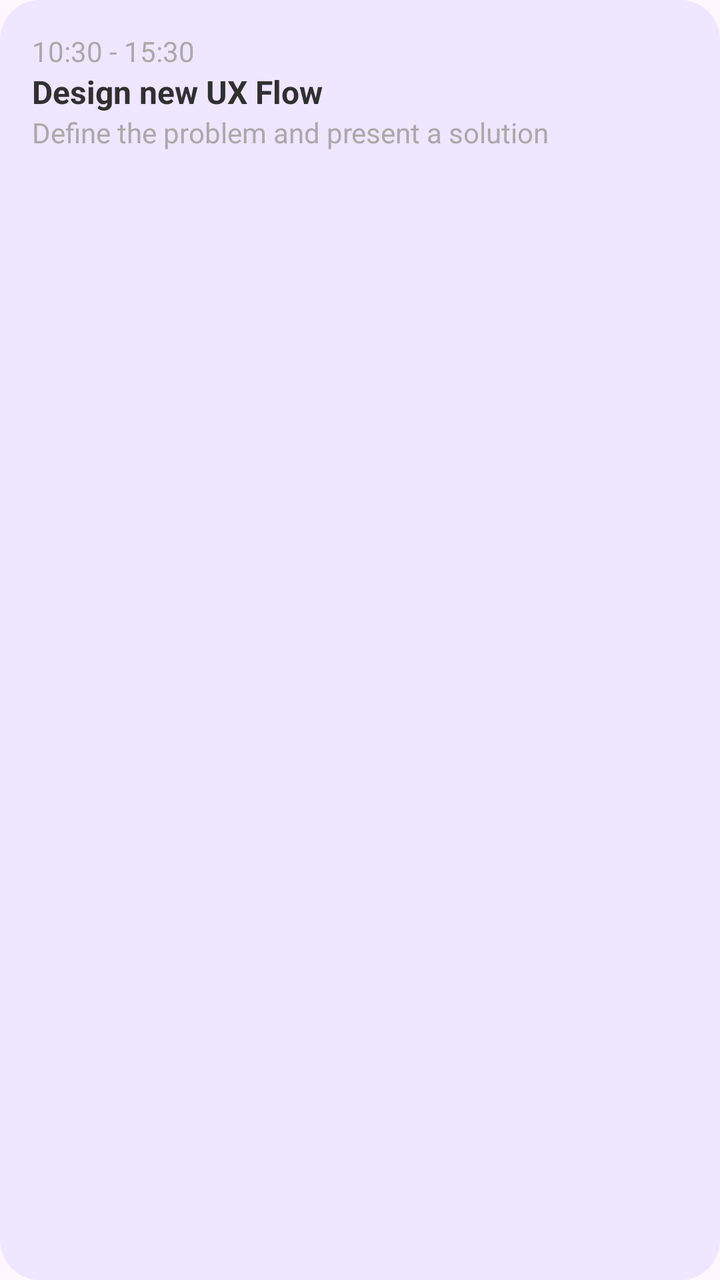
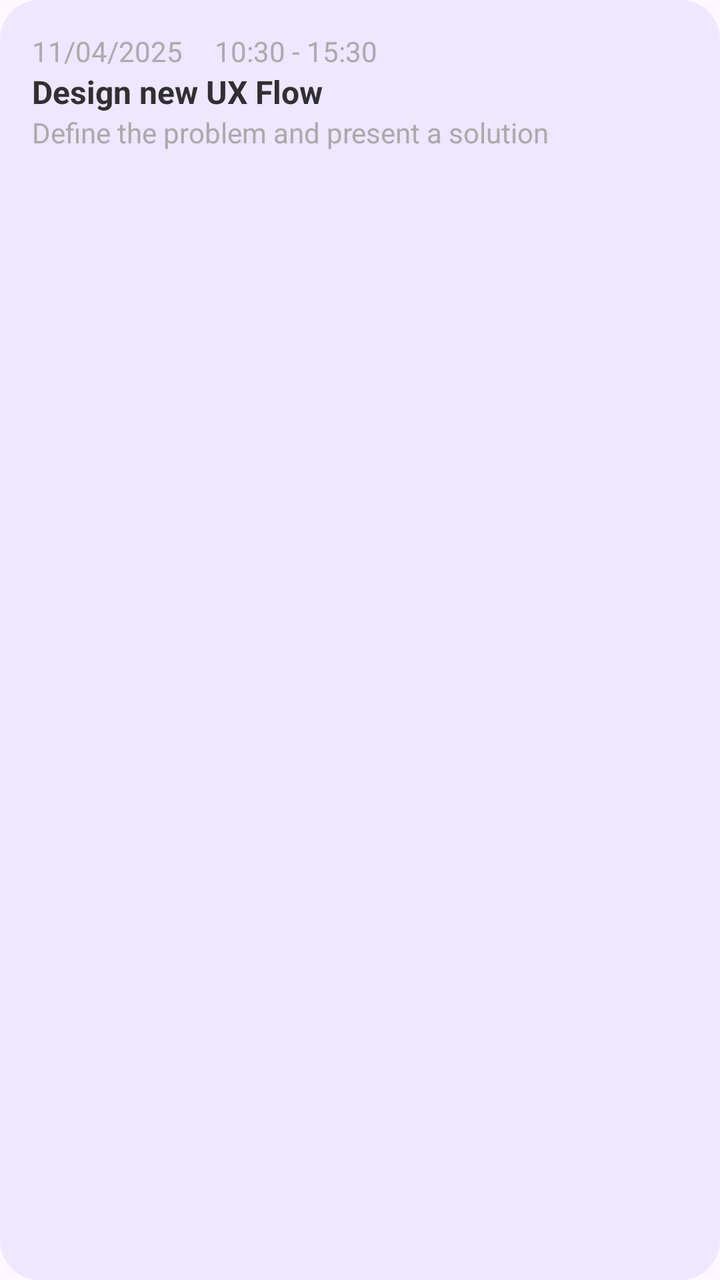

Before-and-after screenshots of an Android layout around one commit, followed by the original layout XML and the change that was made.
<!-- AndroidManifest.xml: application theme Theme.TaskPilot -->
<!-- res/layout/single_task_item.xml -->
<?xml version="1.0" encoding="utf-8"?>
<LinearLayout xmlns:android="http://schemas.android.com/apk/res/android"
    android:layout_width="match_parent"
    android:layout_height="wrap_content"
    android:padding="16dp"
    android:orientation="vertical"
    android:background="@drawable/task_item_background"
    >

    <TextView
        android:layout_width="wrap_content"
        android:layout_height="wrap_content"
        android:text="10:30 - 15:30"
        android:id="@+id/tvTaskTime"
        android:textSize="14sp"
        android:textColor="@color/subText"
        />
    <TextView
        android:layout_width="wrap_content"
        android:layout_height="wrap_content"
        android:text="Design new UX Flow"
        android:id="@+id/tvTaskTitle"
        android:textColor="@color/text"
        android:textSize="16sp"
        android:textStyle="bold"
        />
    <TextView
        android:layout_width="wrap_content"
        android:layout_height="wrap_content"
        android:text="Define the problem and present a solution"
        android:textSize="14sp"
        android:textColor="@color/subText"
        android:id="@+id/tvTaskDescription"
        />

</LinearLayout>
<!-- resources referenced by this layout -->
<resources>
  <color name="subText">@android:color/darker_gray</color>
  <color name="text">#303030</color>
  <!-- drawable task_item_background (drawable) -->
  <?xml version="1.0" encoding="utf-8"?>
  <shape xmlns:android="http://schemas.android.com/apk/res/android">
      <solid android:color="@color/itemBackground"/>
      <corners android:radius="20dp"/>
      <padding
          android:left="2dp"
          android:top="2dp"
          android:right="2dp"
          android:bottom="2dp"/>
  </shape>
  <style name="Theme.TaskPilot" parent="Base.Theme.TaskPilot" />
  <color name="itemBackground">#EFE6FF</color>"
  <style name="Base.Theme.TaskPilot" parent="Theme.Material3.DayNight.NoActionBar">
          
          
      </style>
</resources>

<!-- the commit's change to res/layout/single_task_item.xml (unified diff, before → after) -->
@@ -7,14 +7,29 @@
     android:background="@drawable/task_item_background"
     >
 
-    <TextView
-        android:layout_width="wrap_content"
+
+    <LinearLayout
+        android:layout_width="match_parent"
         android:layout_height="wrap_content"
-        android:text="10:30 - 15:30"
-        android:id="@+id/tvTaskTime"
-        android:textSize="14sp"
-        android:textColor="@color/subText"
-        />
+        >
+        <TextView
+            android:layout_width="wrap_content"
+            android:layout_height="wrap_content"
+            android:text="11/04/2025"
+            android:id="@+id/tvTaskDate"
+            android:textSize="14sp"
+            android:layout_marginRight="16dp"
+            android:textColor="@color/subText"
+            />
+        <TextView
+            android:layout_width="wrap_content"
+            android:layout_height="wrap_content"
+            android:text="10:30 - 15:30"
+            android:id="@+id/tvTaskTime"
+            android:textSize="14sp"
+            android:textColor="@color/subText"
+            />
+    </LinearLayout>
     <TextView
         android:layout_width="wrap_content"
         android:layout_height="wrap_content"
